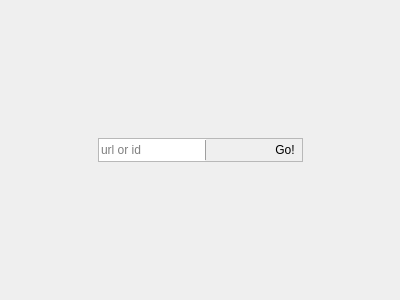
Before: the Qt Designer form youtube.ui in milohr/babe-qt, drawn with Qt 5.
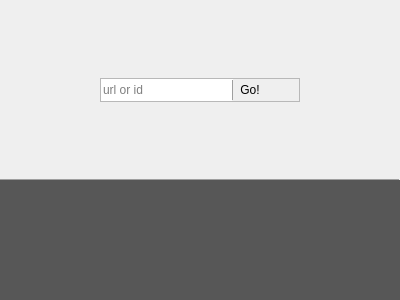
After: the same form once the commit is applied.

```diff
--- a/youtube.ui
+++ b/youtube.ui
@@ -14,6 +14,21 @@
    <string>Form</string>
   </property>
   <layout class="QGridLayout" name="gridLayout">
+   <property name="leftMargin">
+    <number>0</number>
+   </property>
+   <property name="topMargin">
+    <number>0</number>
+   </property>
+   <property name="rightMargin">
+    <number>0</number>
+   </property>
+   <property name="bottomMargin">
+    <number>0</number>
+   </property>
+   <property name="spacing">
+    <number>0</number>
+   </property>
    <item row="2" column="1">
     <spacer name="verticalSpacer_2">
      <property name="orientation">
@@ -66,6 +81,26 @@
      </property>
     </spacer>
    </item>
+   <item row="4" column="0" colspan="3">
+    <widget class="QTextBrowser" name="textBrowser">
+     <property name="maximumSize">
+      <size>
+       <width>16777215</width>
+       <height>120</height>
+      </size>
+     </property>
+     <property name="styleSheet">
+      <string notr="true">QTextBrowser
+{
+background:#575757;
+color:white;
+}</string>
+     </property>
+     <property name="frameShape">
+      <enum>QFrame::NoFrame</enum>
+     </property>
+    </widget>
+   </item>
    <item row="1" column="1">
     <widget class="QFrame" name="frame">
      <property name="minimumSize">
@@ -74,6 +109,12 @@
        <height>0</height>
       </size>
      </property>
+     <property name="maximumSize">
+      <size>
+       <width>200</width>
+       <height>16777215</height>
+      </size>
+     </property>
      <property name="frameShape">
       <enum>QFrame::StyledPanel</enum>
      </property>
@@ -104,6 +145,12 @@
           <verstretch>0</verstretch>
          </sizepolicy>
         </property>
+        <property name="minimumSize">
+         <size>
+          <width>100</width>
+          <height>0</height>
+         </size>
+        </property>
         <property name="frame">
          <bool>false</bool>
         </property>
@@ -128,32 +175,6 @@
         </property>
        </widget>
       </item>
-      <item>
-       <spacer name="horizontalSpacer_3">
-        <property name="orientation">
-         <enum>Qt::Horizontal</enum>
-        </property>
-        <property name="sizeHint" stdset="0">
-         <size>
-          <width>40</width>
-          <height>20</height>
-         </size>
-        </property>
-       </spacer>
-      </item>
-      <item>
-       <widget class="QLabel" name="label">
-        <property name="minimumSize">
-         <size>
-          <width>22</width>
-          <height>22</height>
-         </size>
-        </property>
-        <property name="text">
-         <string/>
-        </property>
-       </widget>
-      </item>
       <item>
        <widget class="QToolButton" name="goBtn">
         <property name="text">
@@ -164,9 +185,38 @@
         </property>
        </widget>
       </item>
+      <item>
+       <widget class="QLabel" name="label">
+        <property name="minimumSize">
+         <size>
+          <width>32</width>
+          <height>22</height>
+         </size>
+        </property>
+        <property name="text">
+         <string/>
+        </property>
+       </widget>
+      </item>
      </layout>
     </widget>
    </item>
+   <item row="3" column="0" colspan="3">
+    <widget class="QFrame" name="frame_3">
+     <property name="maximumSize">
+      <size>
+       <width>16777215</width>
+       <height>1</height>
+      </size>
+     </property>
+     <property name="frameShape">
+      <enum>QFrame::HLine</enum>
+     </property>
+     <property name="frameShadow">
+      <enum>QFrame::Raised</enum>
+     </property>
+    </widget>
+   </item>
   </layout>
  </widget>
  <resources/>
```
